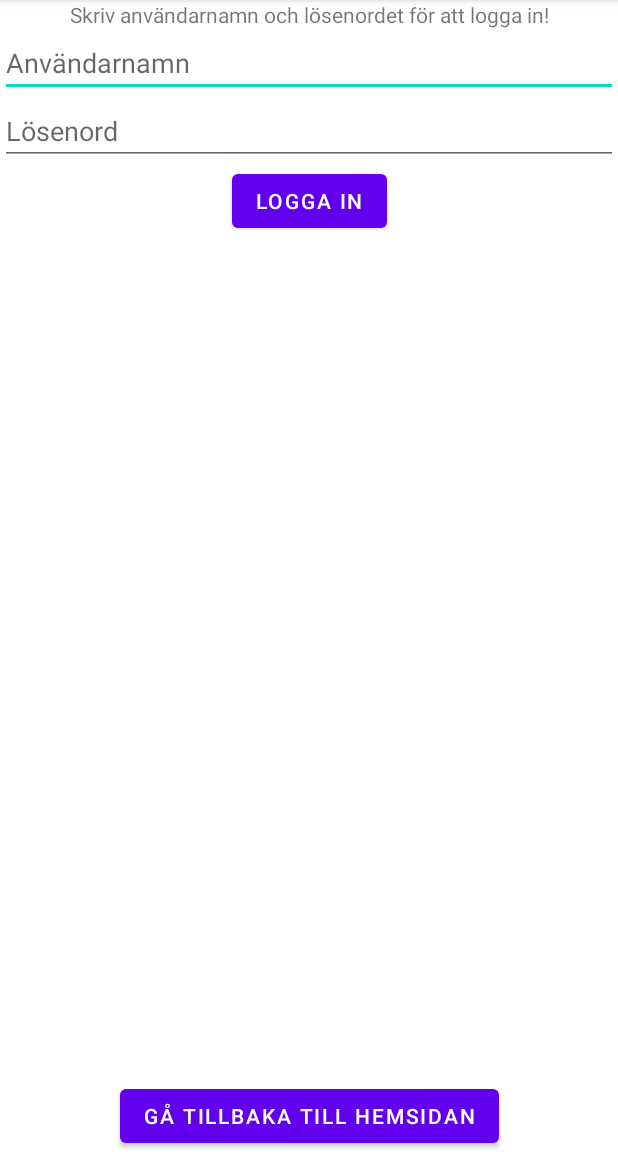
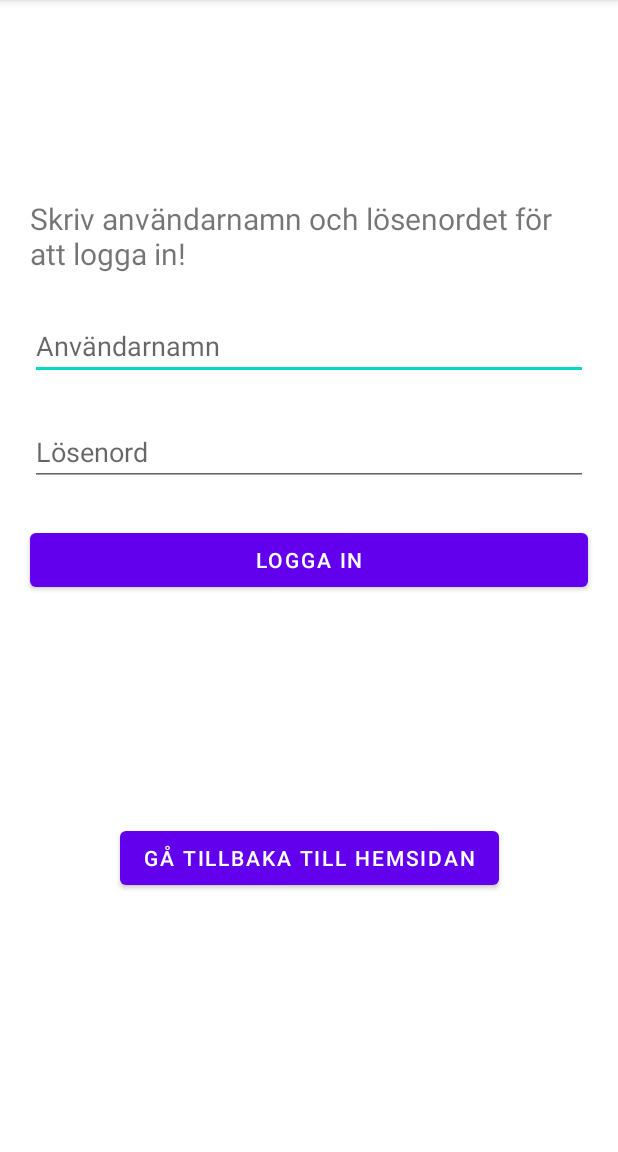
Before and after one commit to CCimen/Annonsjakt, an Android app: the screen it shows after launch (InloggningssidaActivity), item 3 of the bottom bar chosen, on a phone screen of 412 x 824 dp, the part 84-1236 px from its top. Run offline under Robolectric (Android 15) with nearby library versions, the phone set to English and light mode, and no system bars.

```diff
--- a/app/src/main/AndroidManifest.xml
+++ b/app/src/main/AndroidManifest.xml
@@ -30,9 +30,6 @@
             android:name=".InloggningssidaActivity"
             android:exported="false" />
         <activity
-            android:name=".AnnonsvyActivity"
-            android:exported="false" />
-        <activity
             android:name=".StartsidaActivity"
             android:exported="false" />
         <activity
--- a/app/src/main/java/com/example/annonsjaktenapp/ProductDatabase.java
+++ b/app/src/main/java/com/example/annonsjaktenapp/ProductDatabase.java
@@ -15,29 +15,29 @@ public class ProductDatabase {
         PRODUCTS.add(new Product("Apple Studio Display - Standard Glass - Tilt-Adjustable Stand", "An immersive 27-inch 5K Retina display with a 12MP camera with Center Stage, studio-quality mics, and six-speaker sound system.", R.drawable.datorproduct5, 1, 4));
 
         //Skönhet produkter
-        PRODUCTS.add(new Product("Philips Rakapparat", "Philips shaver series 9000 cuts up to 20% more hair in a single stroke.", R.drawable.skonhetproduct5, 2, 0));
+        PRODUCTS.add(new Product("Philips Rakapparat", "Philips shaver series 9000 cuts up to 20% more hair in a single stroke.", R.drawable.skonhetproduct5, 2, 2));
         PRODUCTS.add(new Product("Dior Homme Intense 100ml", "Dior Homme Intense 2011 by Dior is a Woody Floral Musk fragrance for men. Dior Homme Intense 2011 was launched in 2011.", R.drawable.skonhetproduct2, 2, 1));
-        PRODUCTS.add(new Product("The Ordinary - Glycolic Acid 7% Toning Solution", "Glycolic Acid 7% Toning Solution is an exfoliant targeted at the surface of the skin. It helps improve skin clarity, balance uneven skin tone, and correct texture over time.  ", R.drawable.skonhetproduct3, 2, 2));
-        PRODUCTS.add(new Product("La Roche-Posay Anthelios Uvmune Ultra Light Creme SPF 50+", "La Roche-Posay Anthelios UVmune Ultra Light Cream SPF50+ är en ansiktssolkräm för alla hudtyper. Formulan innehåller thermalskt vatten från La-Roche Posay.", R.drawable.skonhetproduct4, 2, 3));
-        PRODUCTS.add(new Product("Dolce & Gabbana The One for Men Eau de Parfum Spray", "The One for Men Eau de Parfum is part of the iconic world of The One, offering a deeper fragrance experience for the perfume connoisseur.  Masculine and magnetic, this highly intense scent is a statement of charisma and sophistication.", R.drawable.skonhetproduct1, 2, 4));
+        PRODUCTS.add(new Product("The Ordinary - Glycolic Acid 7% Toning Solution", "Glycolic Acid 7% Toning Solution is an exfoliant targeted at the surface of the skin. It helps improve skin clarity, balance uneven skin tone, and correct texture over time.  ", R.drawable.skonhetproduct3, 2, 3));
+        PRODUCTS.add(new Product("La Roche-Posay Anthelios Uvmune Ultra Light Creme SPF 50+", "La Roche-Posay Anthelios UVmune Ultra Light Cream SPF50+ är en ansiktssolkräm för alla hudtyper. Formulan innehåller thermalskt vatten från La-Roche Posay.", R.drawable.skonhetproduct4, 2, 4));
+        PRODUCTS.add(new Product("Dolce & Gabbana The One for Men Eau de Parfum Spray", "The One for Men Eau de Parfum is part of the iconic world of The One, offering a deeper fragrance experience for the perfume connoisseur.  Masculine and magnetic, this highly intense scent", R.drawable.skonhetproduct1, 2, 0));
 
 
         //Mobil Produkter
-        PRODUCTS.add(new Product("Mobil 1 Titel", "Mobil 1 Beskrivning", R.drawable.mobilproduct1, 3, 0));
-        PRODUCTS.add(new Product("Mobil 2 Titel", "Mobil 2 Beskrivning", R.drawable.mobilproduct2, 3, 1));
-        PRODUCTS.add(new Product("Mobil 3 Titel", "Mobil 3 Beskrivning", R.drawable.mobilproduct3, 3, 2));
-        PRODUCTS.add(new Product("Mobil 4 Titel", "Mobil 4 Beskrivning", R.drawable.mobilproduct4, 3, 3));
-        PRODUCTS.add(new Product("Mobil 5 Titel", "Mobil 5 Beskrivning", R.drawable.mobilproduct5, 3, 4));
+        PRODUCTS.add(new Product("OPPO Find X3 PRO", "Capture the colours of the world in their truest form with the revolutionary Find X3 Pro. Rich tones and deep hues combine to illuminate the road to the future.", R.drawable.mobilproduct11, 3, 0));
+        PRODUCTS.add(new Product("Samsung Galaxy S23 Ultra SM-S918B 5G Dual SIM 8GB RAM", "Whether you’re headed to a concert or romantic night out, there’s no such thing as bad lighting with Night Mode; Galaxy S23 Ultra lets you capture epic content", R.drawable.mobilproduct2, 3, 1));
+        PRODUCTS.add(new Product("OnePlus 11 5G | 16GB RAM+256GB | Dual-SIM | Titan Black", "The new Qualcomm Snapdragon 8 Gen 2 chipset is the most advanced chipset for Android devices, with increased CPU and GPU performance. Integrated AI processes improve background app usage", R.drawable.mobilproduct3, 3, 2));
+        PRODUCTS.add(new Product("Google Pixel 7 Pro - 5G Android Phone - Unlocked Smartphone with Telephoto/Wide Angle Lens, and 24-Hour Battery - 128GB", "Google Pixel 7 Pro is Google’s best-of-everything phone; powered by Google Tensor G2, it’s faster, more efficient, and more secure", R.drawable.mobilproduct4, 3, 3));
+        PRODUCTS.add(new Product("Nothing Phone 1 Smartphone Unlocked 5G Android Phone Snapdragon 778G+", " Behind the speed of Nothing Phone (1) is the Snapdragon 778G+ chipset. Cue phenomenal graphics. Enhanced gaming. Advanced camera functions. No charging head in the package.", R.drawable.mobilproduct5, 3, 4));
 
         //Kläder produkter
-        PRODUCTS.add(new Product("Kläder 1 Titel", "Kläder 1 Beskrivning", R.drawable.kladerproduct1, 4, 0));
-        PRODUCTS.add(new Product("Kläder 2 Titel", "Kläder 2 Beskrivning", R.drawable.kladerproduct2, 4, 1));
-        PRODUCTS.add(new Product("Kläder 3 Titel", "Kläder 3 Beskrivning", R.drawable.kladerproduct3, 4, 2));
-        PRODUCTS.add(new Product("Kläder 4 Titel", "Kläder 4 Beskrivning", R.drawable.kladerproduct4, 4, 3));
-        PRODUCTS.add(new Product("Kläder 5 Titel", "Kläder 5 Beskrivning", R.drawable.kladerproduct5, 4, 4));
+        PRODUCTS.add(new Product("Columbia Men's Glennaker Lake Rain Jacket", "WATERPROOF TECHNOLOGY: You’ll love our Columbia Men's Glennaker Lake Rain Jacket, it features our Hydroplus waterproof nylon fabric for the ultimate in lightweight, wet weather, protection and comfort.", R.drawable.kladerproduct1, 4, 0));
+        PRODUCTS.add(new Product("MakeMeChic Women's Summer Boho Dress Floral Print ", "Feature: floral print, spaghetti strap, tie strap, square neck, cottagecore, sleeveless, knot shoulder, shirred, ruffle, a line, summer boho dress, maxi dress, vacation beach outfits for women, beach sun dress", R.drawable.kladerproduct2, 4, 1));
+        PRODUCTS.add(new Product("Nike Men's Giannis Immortality White/Metallic Gold-Black", "Specially engineered Synthetic and mesh upper - delivers maximum breathability without looking meshy! Rubber TPU outsole - provides supreme traction where you need it", R.drawable.kladerproduct3, 4, 2));
+        PRODUCTS.add(new Product("Nike Training Running Shoe, EU", "The Nike revolution 5 is made from recycled emp knit providing an athletic look Built for revolutionary comfort and responsiveness.", R.drawable.kladerproduct4, 4, 3));
+        PRODUCTS.add(new Product("THE NORTH FACE Half Dome T-Shirt - Short-Sleeve - Men", "Not too big yet not too tight, this standard fit t-shirt skims the body while offering freedom of movement through the shoulders, chest and torso. Wear it tucked,", R.drawable.kladerproduct5, 4, 4));
 
         //Rekommenderad för dig produkter
-        PRODUCTS.add(new Product("Adidas Sko", "Adidas shoes are designed to deliver maximum comfort, performance and style.", R.drawable.kladerproduct4, 4, 3));
+        PRODUCTS.add(new Product("Adidas Shoe", "Adidas shoes are designed to deliver maximum comfort, performance and style.", R.drawable.kladerproduct4, 4, 3));
 
 
 
--- a/app/src/main/res/layout/activity_hemsida.xml
+++ b/app/src/main/res/layout/activity_hemsida.xml
@@ -123,7 +123,7 @@
             android:layout_width="0dp"
             android:layout_height="106dp"
             android:layout_weight="1"
-            android:src="@drawable/skonhetproduct5"
+            android:src="@drawable/skonhetproduct1"
             android:contentDescription="@string/product_image_description" />
 
         <ImageView
--- a/app/src/main/res/layout/activity_inloggningssida.xml
+++ b/app/src/main/res/layout/activity_inloggningssida.xml
@@ -1,4 +1,3 @@
-<?xml version="1.0" encoding="utf-8"?>
 <androidx.constraintlayout.widget.ConstraintLayout xmlns:android="http://schemas.android.com/apk/res/android"
     xmlns:app="http://schemas.android.com/apk/res-auto"
     xmlns:tools="http://schemas.android.com/tools"
@@ -8,57 +7,75 @@
 
     <TextView
         android:id="@+id/instructions"
-        android:layout_width="wrap_content"
+        android:layout_width="0dp"
         android:layout_height="wrap_content"
+        android:layout_marginStart="20dp"
+        android:layout_marginTop="132dp"
+        android:layout_marginEnd="20dp"
         android:text="Skriv användarnamn och lösenordet för att logga in!"
-        app:layout_constraintTop_toTopOf="parent"
-        app:layout_constraintLeft_toLeftOf="parent"
-        app:layout_constraintRight_toRightOf="parent" />
+        android:textSize="20sp"
+        app:layout_constraintEnd_toEndOf="parent"
+        app:layout_constraintStart_toStartOf="parent"
+        app:layout_constraintTop_toTopOf="parent" />
 
     <EditText
         android:id="@+id/anvandarnamn"
-        android:layout_width="match_parent"
+        android:layout_width="0dp"
         android:layout_height="wrap_content"
+        android:layout_marginStart="20dp"
+        android:layout_marginTop="25dp"
+        android:layout_marginEnd="20dp"
         android:hint="Användarnamn"
-        app:layout_constraintTop_toBottomOf="@+id/instructions"
-        app:layout_constraintLeft_toLeftOf="parent"
-        app:layout_constraintRight_toRightOf="parent" />
+        app:layout_constraintEnd_toEndOf="parent"
+        app:layout_constraintStart_toStartOf="parent"
+        app:layout_constraintTop_toBottomOf="@+id/instructions" />
 
     <EditText
         android:id="@+id/losenord"
-        android:layout_width="match_parent"
+        android:layout_width="0dp"
         android:layout_height="wrap_content"
+        android:layout_marginStart="20dp"
+        android:layout_marginTop="25dp"
+        android:layout_marginEnd="20dp"
+        android:hint="Lösenord"
         android:inputType="textPassword"
-        android:hint="Lösenord"
-        app:layout_constraintTop_toBottomOf="@+id/anvandarnamn"
-        app:layout_constraintLeft_toLeftOf="parent"
-        app:layout_constraintRight_toRightOf="parent" />
+        app:layout_constraintEnd_toEndOf="parent"
+        app:layout_constraintStart_toStartOf="parent"
+        app:layout_constraintTop_toBottomOf="@+id/anvandarnamn" />
 
     <Button
         android:id="@+id/btn_login"
-        android:layout_width="wrap_content"
+        android:layout_width="0dp"
         android:layout_height="wrap_content"
+        android:layout_marginStart="20dp"
+        android:layout_marginTop="25dp"
+        android:layout_marginEnd="20dp"
         android:text="Logga in"
-        app:layout_constraintTop_toBottomOf="@+id/losenord"
-        app:layout_constraintLeft_toLeftOf="parent"
-        app:layout_constraintRight_toRightOf="parent" />
+        app:layout_constraintEnd_toEndOf="parent"
+        app:layout_constraintStart_toStartOf="parent"
+        app:layout_constraintTop_toBottomOf="@+id/losenord" />
 
     <TextView
         android:id="@+id/login_status"
         android:layout_width="wrap_content"
         android:layout_height="wrap_content"
+        android:layout_marginLeft="25dp"
         android:text=""
-        app:layout_constraintTop_toBottomOf="@+id/btn_login"
+        android:textSize="24sp"
         app:layout_constraintLeft_toLeftOf="parent"
-        app:layout_constraintRight_toRightOf="parent" />
+        app:layout_constraintRight_toRightOf="parent"
+        app:layout_constraintTop_toBottomOf="@+id/btn_login" />
 
     <Button
         android:id="@+id/btn_go_to_hemsida"
         android:layout_width="wrap_content"
         android:layout_height="wrap_content"
+        android:layout_marginTop="25dp"
+        android:layout_marginBottom="80dp"
         android:text="Gå tillbaka till Hemsidan"
-        app:layout_constraintBottom_toBottomOf="parent"
-        app:layout_constraintLeft_toLeftOf="parent"
-        app:layout_constraintRight_toRightOf="parent" />
+        app:layout_constraintEnd_toEndOf="parent"
+        app:layout_constraintStart_toStartOf="parent"
+        app:layout_constraintTop_toBottomOf="@+id/login_status"
+        app:layout_constraintBottom_toBottomOf="parent" />
 
 </androidx.constraintlayout.widget.ConstraintLayout>
```
Also changed, not shown: app/src/main/java/com/example/annonsjaktenapp/AnnonsvyActivity.java (deleted, +0 -14 lines), app/src/main/res/layout/activity_annonsvy.xml (deleted, +0 -9 lines), app/src/main/res/layout/activity_item_details.xml (+31 -17 lines), app/src/main/res/layout/dator_categoryvy.xml (+5 -5 lines), app/src/main/res/layout/klader_categoryvy.xml (+30 -30 lines), app/src/main/res/layout/mobil_categoryvy.xml (+8 -8 lines), app/src/main/res/layout/skonhet_categoryvy.xml (+5 -5 lines), app/src/main/res/drawable/mobilproduct11.png (added).
